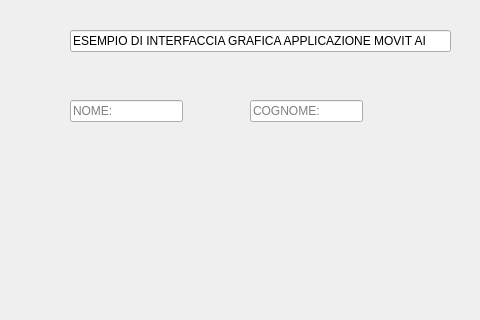
Above: movitai.ui from ultron3/peso_famiglia before the change; both pictures show x 0 to 480 and y 0 to 320 of the 1261 by 841 pixel window. Below: the same form after it.
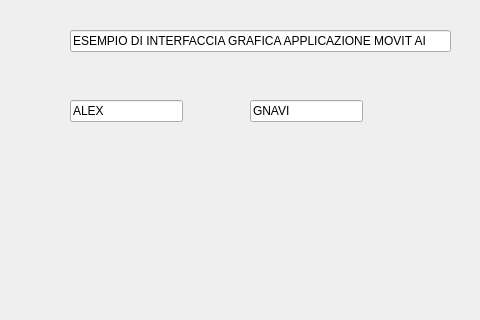
That is the form after the change. Icons and pictures are not drawn.

Commit message: modifica label text

Patch:
```diff
--- a/movitai.ui
+++ b/movitai.ui
@@ -71,8 +71,11 @@
       <height>22</height>
      </rect>
     </property>
+    <property name="text">
+     <string>ALEX</string>
+    </property>
     <property name="placeholderText">
-     <string>NOME:</string>
+     <string/>
     </property>
    </widget>
    <widget class="QLineEdit" name="lineEdit_3">
@@ -84,8 +87,11 @@
       <height>22</height>
      </rect>
     </property>
+    <property name="text">
+     <string>GNAVI</string>
+    </property>
     <property name="placeholderText">
-     <string>COGNOME:</string>
+     <string/>
     </property>
    </widget>
   </widget>
```
The commit also changes 2 other files.
